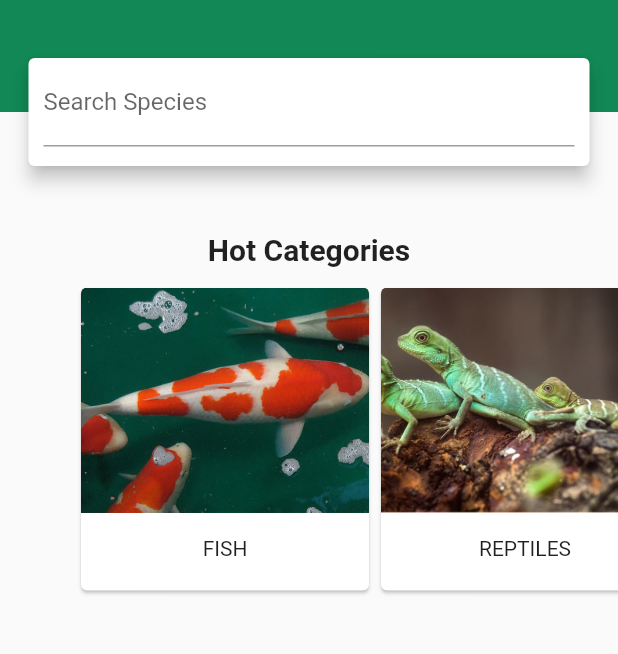
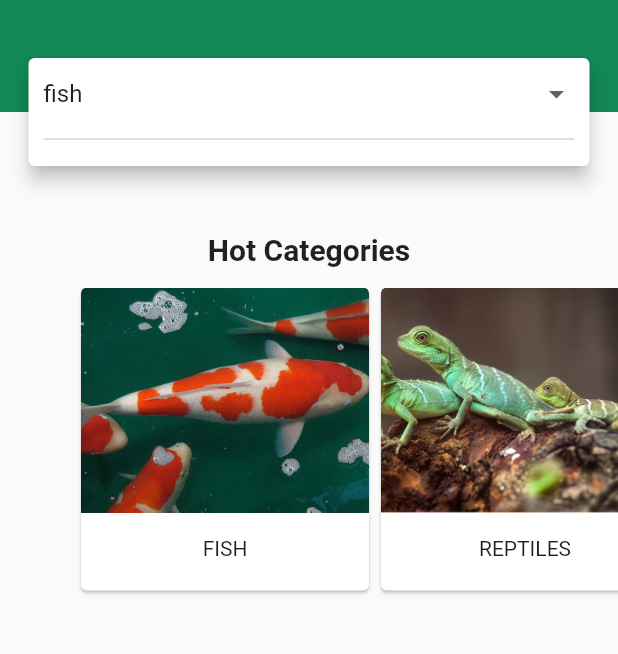
Before and after one commit to evolutionary-core/evolutionary-flutter, a Flutter app: the screen it shows after launch, on a phone screen of 412 x 824 dp, the part 263-917 px from its top. Run offline on Flutter 3.47's test engine with Material 2 defaults, Android fonts, the phone set to English and light mode, and no system bars.

```diff
--- a/lib/src/screens/homepage.dart
+++ b/lib/src/screens/homepage.dart
@@ -1,7 +1,16 @@
 import 'package:flutter/material.dart';
 import '../state.dart';
 
-class HomePage extends StatelessWidget {
+class HomePage extends StatefulWidget {
+  @override
+  _HomePageState createState() => _HomePageState();
+}
+
+class _HomePageState extends State<HomePage> {
+  var _categories = ['fish', 'insect', 'mammal', 'bird','human'];
+
+	var _currentItemSelected = 'fish';
+
   @override
   Widget build(BuildContext context) {
     return Column(crossAxisAlignment: CrossAxisAlignment.start, children: <Widget>[
@@ -27,9 +36,29 @@ class HomePage extends StatelessWidget {
         ),
         child: Card(elevation: 5,
           child: Padding(padding: EdgeInsets.fromLTRB(10, 0, 10, 10),
-            child:  TextField(
-              decoration: InputDecoration(
-                labelText: "Search Species"
+            child:  Container(
+              width: 300.0,
+              child: ButtonTheme(
+
+              child: DropdownButton<String>(
+                isExpanded: true,
+
+					    items: _categories.map((String dropDownStringItem) {
+					    	return DropdownMenuItem<String>(
+							    value: dropDownStringItem,
+							    child: Text(dropDownStringItem),
+						    );
+					    }).toList(),
+                  hint: Text("Search Species"),
+
+					    onChanged: (String newValueSelected) {
+					    	// Your code to execute, when a menu item is selected from drop down
+						    _onDropDownItemSelected(newValueSelected);
+					    },
+
+					    value: _currentItemSelected,
+
+				    ),
               ),
             ),
           )
@@ -52,7 +81,14 @@ class HomePage extends StatelessWidget {
 
     ],);
   }
+  void _onDropDownItemSelected(String newValueSelected) {
+	  setState(() {
+		  this._currentItemSelected = newValueSelected;
+	  });
+  }
 }
+
+
 
 ListView categoriesBuilder(context) {
   return ListView.builder(
```
Also changed, not shown: lib/src/screens/category/bird.dart (added), lib/src/screens/category/fish.dart (added), lib/src/screens/category/human.dart (added), lib/src/screens/category/insect.dart (added), lib/src/screens/category/mammal.dart (added), lib/src/screens/category/reptile.dart (added).
